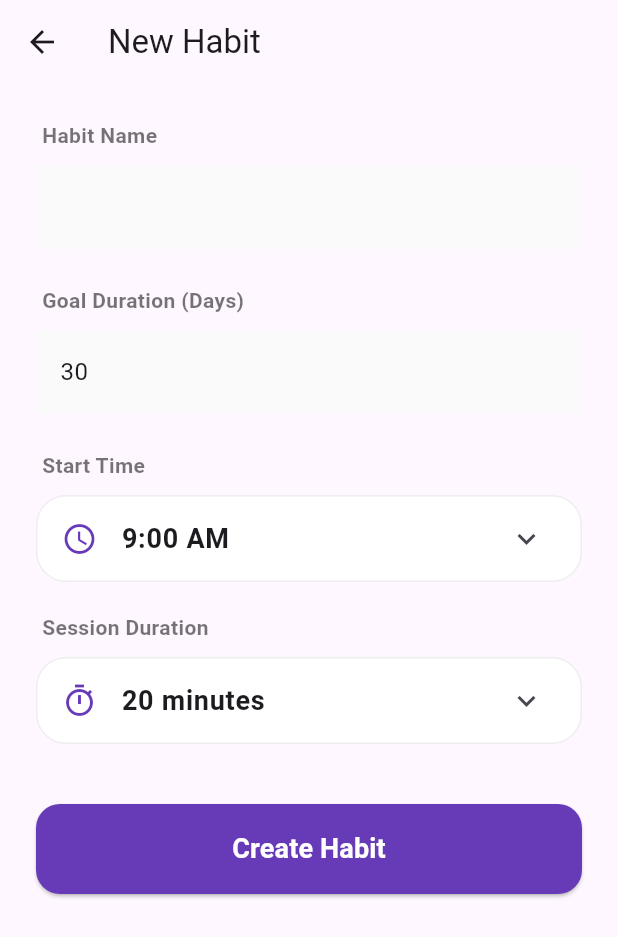
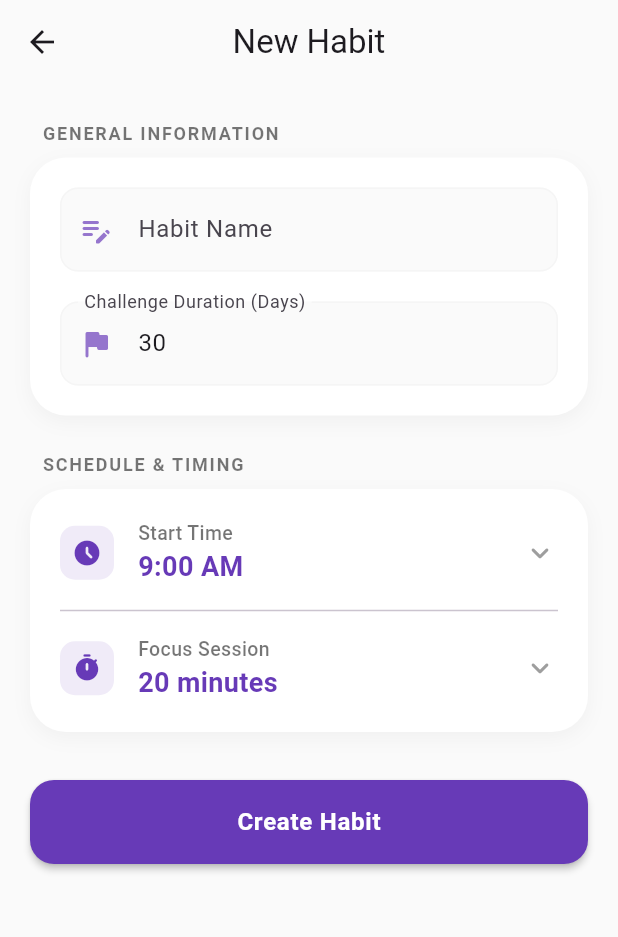
Before and after one commit to Guru-raghav3245/habit_builder, a Flutter app: the AddEditHabitScreen screen opened directly, on a phone screen of 412 x 824 dp. Shown: the top 937 px of the screen. Run offline on Flutter 3.47's test engine with Material 3 defaults, Android fonts, the phone set to English and light mode, and no system bars; our stand-ins replace flutter_heatmap_calendar, flutter_local_notifications, flutter_riverpod, shared_preferences, timezone, wakelock_plus; missing offline and left inert: android_gesture_exclusion; accounts and stored records are empty.

Commit message:
refactor: improve add/edit habit screen UI with structured card wrappers, updated styling, and save confirmation.

```diff
--- a/lib/screens/add_edit_habit_screen.dart
+++ b/lib/screens/add_edit_habit_screen.dart
@@ -36,7 +36,6 @@ class _AddEditHabitScreenState extends ConsumerState<AddEditHabitScreen> {
   late FixedExtentScrollController _periodController;
   late FixedExtentScrollController _durationController;
 
-  final List<int> durationPresets = [5, 10, 15, 20, 30, 45, 60];
   final double _itemExtent = 45.0;
 
   @override
@@ -122,7 +121,15 @@ class _AddEditHabitScreenState extends ConsumerState<AddEditHabitScreen> {
         );
         await notifier.updateHabit(updated);
       }
-      if (mounted) Navigator.of(context).pop();
+      if (mounted) {
+        if (!widget.isEmbedded) Navigator.of(context).pop();
+        ScaffoldMessenger.of(context).showSnackBar(
+          const SnackBar(
+            content: Text('Habit saved successfully'),
+            behavior: SnackBarBehavior.floating,
+          ),
+        );
+      }
     } catch (e) {
       ScaffoldMessenger.of(
         context,
@@ -133,39 +140,40 @@ class _AddEditHabitScreenState extends ConsumerState<AddEditHabitScreen> {
   @override
   Widget build(BuildContext context) {
     final content = SingleChildScrollView(
-      padding: const EdgeInsets.all(24),
+      padding: const EdgeInsets.symmetric(horizontal: 20, vertical: 24),
       child: Form(
         key: _formKey,
         child: Column(
           crossAxisAlignment: CrossAxisAlignment.start,
           children: [
-            _buildSectionLabel('Habit Name'),
-            TextFormField(
+            _buildCardWrapper(
+              title: 'General Information',
+              children: [
+                _buildTextField(
                   controller: _nameController,
-              decoration: InputDecoration(
-                filled: true,
-                fillColor: Colors.grey.shade50,
-                border: OutlineInputBorder(borderSide: BorderSide.none),
-              ),
+                  label: 'Habit Name',
+                  hint: 'e.g., Morning Yoga',
+                  icon: Icons.edit_note_rounded,
                   validator: (v) =>
                       v?.trim().isEmpty ?? true ? 'Please enter a name' : null,
                 ),
-            const SizedBox(height: 24),
-            _buildSectionLabel('Goal Duration (Days)'),
-            TextFormField(
+                const SizedBox(height: 20),
+                _buildTextField(
                   controller: _goalDaysController,
+                  label: 'Challenge Duration (Days)',
+                  hint: '30',
+                  icon: Icons.flag_rounded,
                   keyboardType: TextInputType.number,
-              decoration: InputDecoration(
-                filled: true,
-                fillColor: Colors.grey.shade50,
-                hintText: 'e.g., 20, 90',
-                border: OutlineInputBorder(borderSide: BorderSide.none),
                 ),
+              ],
             ),
             const SizedBox(height: 24),
-            _buildCustomPicker(
+            _buildCardWrapper(
+              title: 'Schedule & Timing',
+              children: [
+                _buildExpandablePicker(
                   label: 'Start Time',
-              icon: Icons.access_time,
+                  icon: Icons.access_time_filled_rounded,
                   isExpanded: _isTimeExpanded,
                   onToggle: () => setState(() {
                     _isTimeExpanded = !_isTimeExpanded;
@@ -173,15 +181,16 @@ class _AddEditHabitScreenState extends ConsumerState<AddEditHabitScreen> {
                   }),
                   headerValue: ValueListenableBuilder(
                     valueListenable: _hourNotifier,
-                builder: (_, h, __) => ValueListenableBuilder(
+                    builder: (_, h, _) => ValueListenableBuilder(
                       valueListenable: _minNotifier,
-                  builder: (_, m, __) => ValueListenableBuilder(
+                      builder: (_, m, _) => ValueListenableBuilder(
                         valueListenable: _periodNotifier,
-                    builder: (_, p, __) => Text(
+                        builder: (_, p, _) => Text(
                           '$h:${m.toString().padLeft(2, '0')} $p',
                           style: const TextStyle(
                             fontWeight: FontWeight.bold,
                             fontSize: 18,
+                            color: Colors.deepPurple,
                           ),
                         ),
                       ),
@@ -189,10 +198,10 @@ class _AddEditHabitScreenState extends ConsumerState<AddEditHabitScreen> {
                   ),
                   expandedChild: _buildTimeWheelPicker(),
                 ),
-            const SizedBox(height: 20),
-            _buildCustomPicker(
-              label: 'Session Duration',
-              icon: Icons.timer_outlined,
+                const Divider(height: 32),
+                _buildExpandablePicker(
+                  label: 'Focus Session',
+                  icon: Icons.timer_rounded,
                   isExpanded: _isDurationExpanded,
                   onToggle: () => setState(() {
                     _isDurationExpanded = !_isDurationExpanded;
@@ -200,23 +209,27 @@ class _AddEditHabitScreenState extends ConsumerState<AddEditHabitScreen> {
                   }),
                   headerValue: ValueListenableBuilder(
                     valueListenable: _durationNotifier,
-                builder: (_, d, __) => Text(
+                    builder: (_, d, _) => Text(
                       '$d minutes',
                       style: const TextStyle(
                         fontWeight: FontWeight.bold,
                         fontSize: 18,
+                        color: Colors.deepPurple,
                       ),
                     ),
                   ),
                   expandedChild: _buildDurationWheelPicker(),
                 ),
-            const SizedBox(height: 40),
+              ],
+            ),
+            const SizedBox(height: 32),
             ElevatedButton(
               onPressed: _saveHabit,
               style: ElevatedButton.styleFrom(
                 backgroundColor: Colors.deepPurple,
                 foregroundColor: Colors.white,
-                minimumSize: const Size(double.infinity, 60),
+                minimumSize: const Size(double.infinity, 56),
+                elevation: 2,
                 shape: RoundedRectangleBorder(
                   borderRadius: BorderRadius.circular(16),
                 ),
@@ -224,11 +237,33 @@ class _AddEditHabitScreenState extends ConsumerState<AddEditHabitScreen> {
               child: Text(
                 widget.habitToEdit == null ? 'Create Habit' : 'Save Changes',
                 style: const TextStyle(
-                  fontSize: 18,
+                  fontSize: 16,
                   fontWeight: FontWeight.bold,
+                  letterSpacing: 0.5,
                 ),
               ),
             ),
+            if (widget.habitToEdit != null && widget.isEmbedded) ...[
+              const SizedBox(height: 16),
+              TextButton.icon(
+                onPressed: () => _confirmDelete(context),
+                icon: const Icon(
+                  Icons.delete_outline_rounded,
+                  color: Colors.red,
+                ),
+                label: const Text(
+                  'Delete Habit',
+                  style: TextStyle(
+                    color: Colors.red,
+                    fontWeight: FontWeight.w600,
+                  ),
+                ),
+                style: TextButton.styleFrom(
+                  minimumSize: const Size(double.infinity, 50),
+                ),
+              ),
+            ],
+            const SizedBox(height: 40),
           ],
         ),
       ),
@@ -237,28 +272,88 @@ class _AddEditHabitScreenState extends ConsumerState<AddEditHabitScreen> {
     return widget.isEmbedded
         ? content
         : Scaffold(
+            backgroundColor: Colors.grey.shade50,
             appBar: AppBar(
               title: Text(
                 widget.habitToEdit == null ? 'New Habit' : 'Edit Habit',
               ),
+              backgroundColor: Colors.transparent,
+              elevation: 0,
+              centerTitle: true,
             ),
             body: content,
           );
   }
 
-  Widget _buildSectionLabel(String text) => Padding(
-    padding: const EdgeInsets.only(bottom: 10, left: 4),
+  Widget _buildCardWrapper({
+    required String title,
+    required List<Widget> children,
+  }) {
+    return Column(
+      crossAxisAlignment: CrossAxisAlignment.start,
+      children: [
+        Padding(
+          padding: const EdgeInsets.only(left: 8, bottom: 8),
           child: Text(
-      text,
+            title.toUpperCase(),
             style: const TextStyle(
+              fontSize: 12,
               fontWeight: FontWeight.bold,
-        fontSize: 14,
               color: Colors.black54,
+              letterSpacing: 1.2,
             ),
           ),
+        ),
+        Container(
+          padding: const EdgeInsets.all(20),
+          decoration: BoxDecoration(
+            color: Colors.white,
+            borderRadius: BorderRadius.circular(24),
+            boxShadow: [
+              BoxShadow(
+                color: Colors.black.withOpacity(0.04),
+                blurRadius: 10,
+                offset: const Offset(0, 4),
+              ),
+            ],
+          ),
+          child: Column(children: children),
+        ),
+      ],
     );
+  }
 
-  Widget _buildCustomPicker({
+  Widget _buildTextField({
+    required TextEditingController controller,
+    required String label,
+    required String hint,
+    required IconData icon,
+    TextInputType? keyboardType,
+    String? Function(String?)? validator,
+  }) {
+    return TextFormField(
+      controller: controller,
+      keyboardType: keyboardType,
+      validator: validator,
+      decoration: InputDecoration(
+        labelText: label,
+        hintText: hint,
+        prefixIcon: Icon(icon, color: Colors.deepPurple.shade300),
+        border: OutlineInputBorder(
+          borderRadius: BorderRadius.circular(12),
+          borderSide: BorderSide(color: Colors.grey.shade200),
+        ),
+        enabledBorder: OutlineInputBorder(
+          borderRadius: BorderRadius.circular(12),
+          borderSide: BorderSide(color: Colors.grey.shade100),
+        ),
+        filled: true,
+        fillColor: Colors.grey.shade50,
+      ),
+    );
+  }
+
+  Widget _buildExpandablePicker({
     required String label,
     required IconData icon,
     required bool isExpanded,
@@ -267,48 +362,74 @@ class _AddEditHabitScreenState extends ConsumerState<AddEditHabitScreen> {
     required Widget expandedChild,
   }) {
     return Column(
+      children: [
+        InkWell(
+          onTap: onToggle,
+          child: Row(
+            children: [
+              Container(
+                padding: const EdgeInsets.all(8),
+                decoration: BoxDecoration(
+                  color: Colors.deepPurple.withOpacity(0.1),
+                  borderRadius: BorderRadius.circular(10),
+                ),
+                child: Icon(icon, size: 20, color: Colors.deepPurple),
+              ),
+              const SizedBox(width: 16),
+              Expanded(
+                child: Column(
                   crossAxisAlignment: CrossAxisAlignment.start,
                   children: [
-        _buildSectionLabel(label),
-        Container(
-          decoration: BoxDecoration(
-            color: Colors.white,
-            borderRadius: BorderRadius.circular(20),
-            border: Border.all(
-              color: isExpanded ? Colors.deepPurple : Colors.grey.shade200,
+                    Text(
+                      label,
+                      style: const TextStyle(
+                        fontSize: 13,
+                        color: Colors.black54,
+                        fontWeight: FontWeight.w500,
                       ),
                     ),
-          child: Column(
-            children: [
-              ListTile(
-                onTap: onToggle,
-                leading: Icon(icon, color: Colors.deepPurple),
-                title: headerValue,
-                trailing: Icon(
-                  isExpanded ? Icons.expand_less : Icons.expand_more,
+                    headerValue,
+                  ],
+                ),
+              ),
+              Icon(
+                isExpanded
+                    ? Icons.keyboard_arrow_up_rounded
+                    : Icons.keyboard_arrow_down_rounded,
+                color: Colors.grey,
+              ),
+            ],
           ),
         ),
         AnimatedSize(
           duration: const Duration(milliseconds: 250),
-                child: isExpanded ? expandedChild : const SizedBox.shrink(),
-              ),
-            ],
-          ),
+          curve: Curves.easeInOut,
+          child: isExpanded
+              ? Column(children: [const SizedBox(height: 16), expandedChild])
+              : const SizedBox.shrink(),
         ),
       ],
     );
   }
 
   Widget _buildTimeWheelPicker() {
-    return SizedBox(
+    return Container(
       height: 140,
+      decoration: BoxDecoration(
+        color: Colors.grey.shade50,
+        borderRadius: BorderRadius.circular(16),
+      ),
       child: Row(
         mainAxisAlignment: MainAxisAlignment.center,
         children: [
           _wheelColumn(_hourController, 12, _hourNotifier, '', offset: 1),
           const Text(
             ':',
-            style: TextStyle(fontSize: 24, fontWeight: FontWeight.bold),
+            style: TextStyle(
+              fontSize: 24,
+              fontWeight: FontWeight.bold,
+              color: Colors.deepPurple,
+            ),
           ),
           _wheelColumn(_minController, 60, _minNotifier, '', pad: true),
           _wheelColumnStrings(_periodController, ["AM", "PM"], _periodNotifier),
@@ -318,8 +439,12 @@ class _AddEditHabitScreenState extends ConsumerState<AddEditHabitScreen> {
   }
 
   Widget _buildDurationWheelPicker() {
-    return SizedBox(
+    return Container(
       height: 140,
+      decoration: BoxDecoration(
+        color: Colors.grey.shade50,
+        borderRadius: BorderRadius.circular(16),
+      ),
       child: _wheelColumn(
         _durationController,
         120,
@@ -343,14 +468,23 @@ class _AddEditHabitScreenState extends ConsumerState<AddEditHabitScreen> {
         controller: controller,
         itemExtent: _itemExtent,
         physics: const FixedExtentScrollPhysics(),
-        onSelectedItemChanged: (i) => notifier.value = i + offset,
+        onSelectedItemChanged: (i) {
+          HapticFeedback.selectionClick();
+          notifier.value = i + offset;
+        },
         childDelegate: ListWheelChildBuilderDelegate(
           childCount: count,
           builder: (_, i) {
             String val = (i + offset).toString();
             if (pad) val = val.padLeft(2, '0');
             return Center(
-              child: Text('$val $label', style: const TextStyle(fontSize: 18)),
+              child: Text(
+                '$val $label',
+                style: const TextStyle(
+                  fontSize: 18,
+                  fontWeight: FontWeight.w500,
+                ),
+              ),
             );
           },
         ),
@@ -368,7 +502,10 @@ class _AddEditHabitScreenState extends ConsumerState<AddEditHabitScreen> {
         controller: controller,
         itemExtent: _itemExtent,
         physics: const FixedExtentScrollPhysics(),
-        onSelectedItemChanged: (i) => notifier.value = options[i],
+        onSelectedItemChanged: (i) {
+          HapticFeedback.selectionClick();
+          notifier.value = options[i];
+        },
         childDelegate: ListWheelChildBuilderDelegate(
           childCount: options.length,
           builder: (_, i) => Center(
@@ -385,4 +522,32 @@ class _AddEditHabitScreenState extends ConsumerState<AddEditHabitScreen> {
       ),
     );
   }
+
+  void _confirmDelete(BuildContext context) {
+    showDialog(
+      context: context,
+      builder: (ctx) => AlertDialog(
+        title: const Text('Delete Habit?'),
+        content: const Text(
+          'This will permanently erase your progress for this habit.',
+        ),
+        actions: [
+          TextButton(
+            onPressed: () => Navigator.pop(ctx),
+            child: const Text('Cancel'),
+          ),
+          TextButton(
+            onPressed: () {
+              ref
+                  .read(habitsProvider.notifier)
+                  .deleteHabit(widget.habitToEdit!.id);
+              Navigator.pop(ctx); // Close dialog
+              Navigator.pop(context); // Exit detail screen
+            },
+            child: const Text('Delete', style: TextStyle(color: Colors.red)),
+          ),
+        ],
+      ),
+    );
   }
+}
```
Lines whose indentation alone changed are shown as unchanged.
